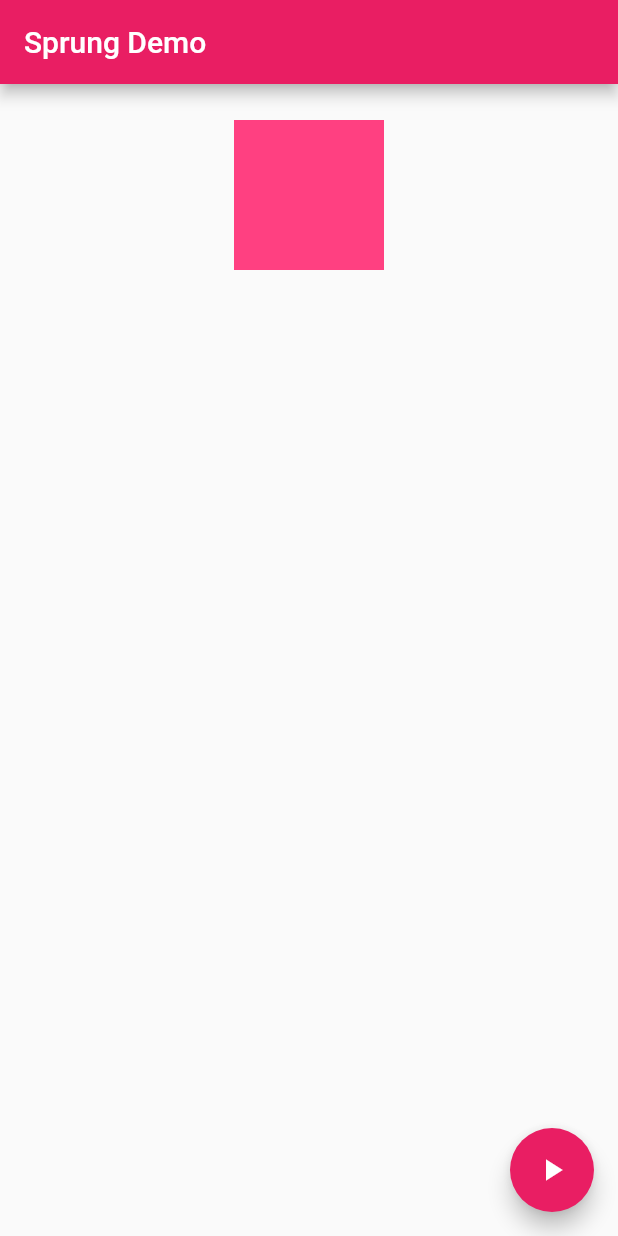
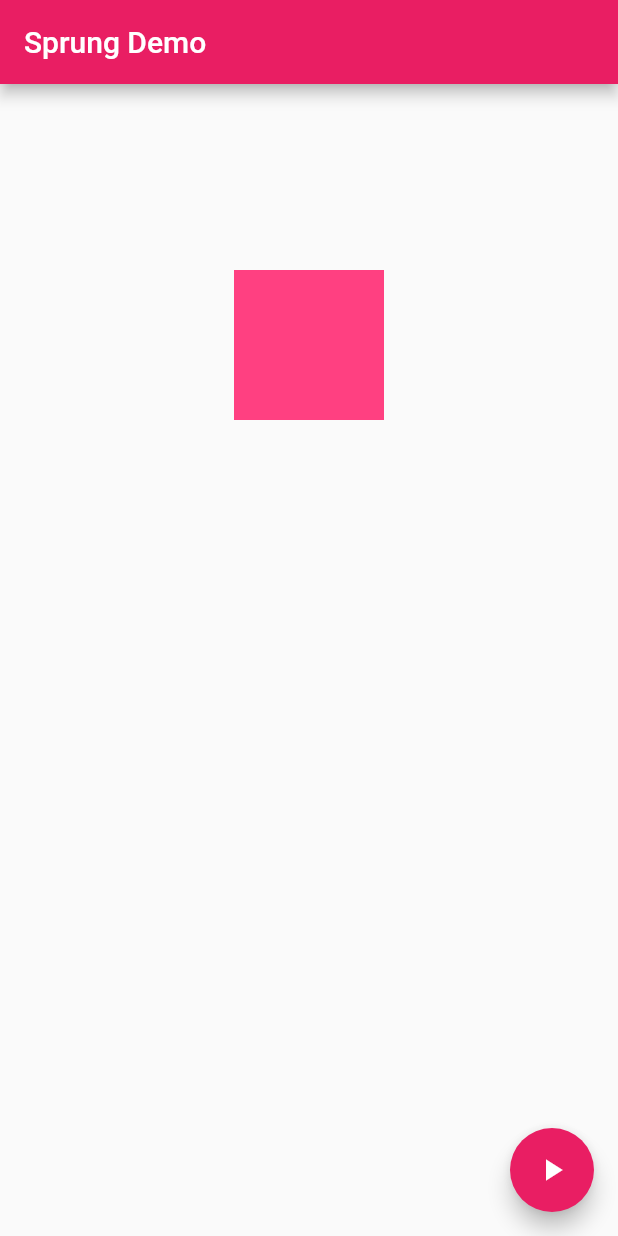
Before and after one commit to lukepighetti/sprung, a Flutter app: the screen it shows after launch, on a phone screen of 412 x 824 dp. Run offline on Flutter 3.47's test engine with Material 2 defaults, Android fonts, the phone set to English and light mode, and no system bars.

Commit message:
simple solution

```diff
--- a/lib/main.dart
+++ b/lib/main.dart
@@ -1,4 +1,5 @@
 import 'package:flutter/material.dart';
+import 'dart:math' as Math;
 
 void main() => runApp(MyApp());
 
@@ -83,10 +84,10 @@ class _MyHomePageState extends State<MyHomePage> {
             final height = constraints.maxHeight;
 
             return AnimatedContainer(
-              duration: Duration(milliseconds: 400),
+              duration: Duration(milliseconds: 1000),
               curve: Sprung(),
               margin: EdgeInsets.only(
-                top: this._isOffset ? height - 100.0 : 0.0,
+                top: this._isOffset ? height - 200.0 : 100.0,
               ),
               height: 100.0,
               width: 100.0,
@@ -109,8 +110,42 @@ class _MyHomePageState extends State<MyHomePage> {
 ///
 
 class Sprung extends Curve {
+  Sprung();
+
   @override
   double transform(double t) {
-    return t * t;
+    final pow = Math.pow;
+    final sin = Math.sin;
+    final cos = Math.cos;
+
+    f(t) =>
+        -0.5 *
+        pow(2.71828, (-6 * t)) *
+        (-2 * pow(2.71828, (6 * t)) + sin(12 * t) + 2 * cos(12 * t));
+
+    return f(t);
   }
 }
+
+f(double t) => t.toStringAsFixed(2);
+
+// this.distance = 100,
+// duration,
+// this.friction = 0.2,
+// this.mass = 1,
+// this.spring = 0.5,
+// }) : this.duration = Duration(milliseconds: 300);
+
+// final k = spring;
+// final x = distance;
+// final m = mass;
+// final u = spring;
+// final dt = duration.inMilliseconds / 1000;
+
+// f(t) => ((k * (x * (1 - t)) / m) - u) * (dt * dt) / 2;
+
+// final result = 1 - f(t) / f(0.0);
+
+// print([k, x, m, u, dt, result]);
+
+// return result;
```
